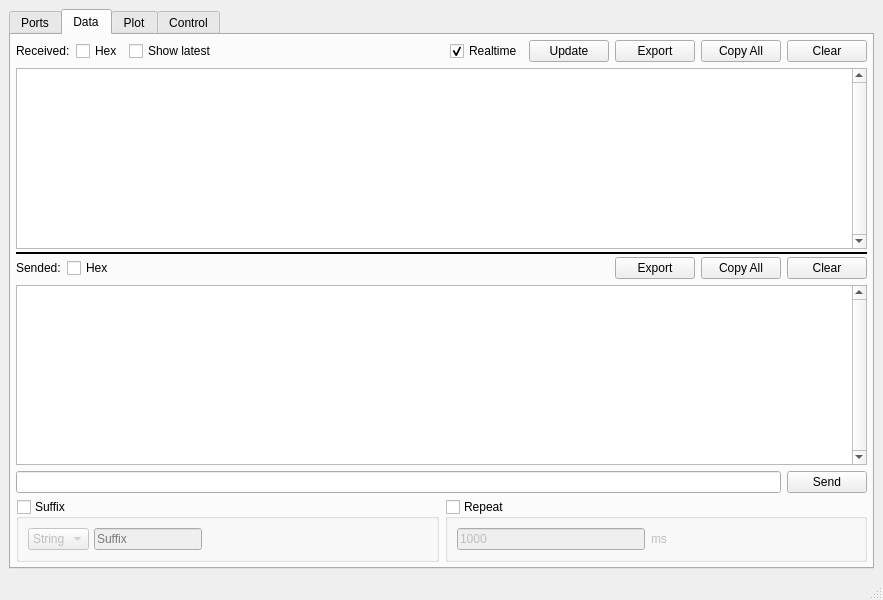
Qt form mainwindow.ui (wh201906/SerialTest) before a commit.
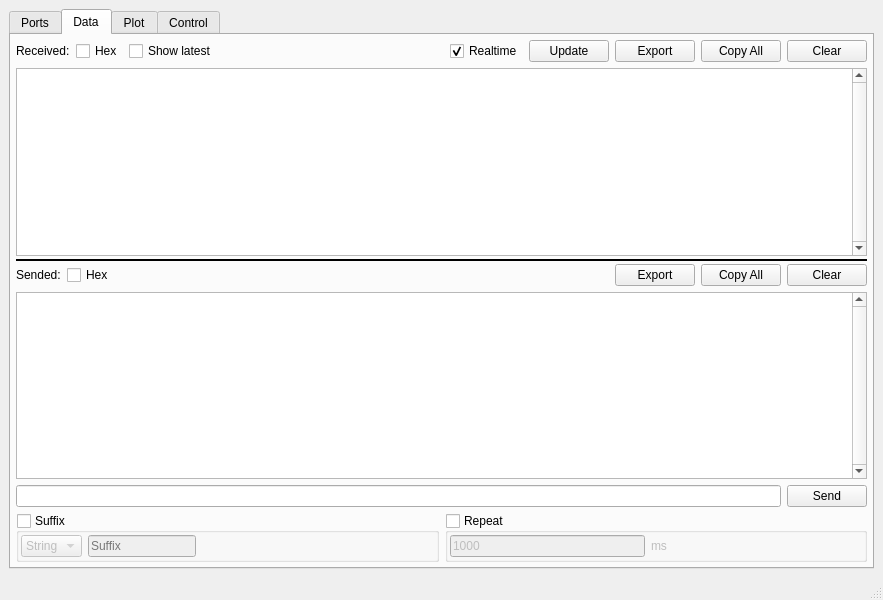
The same form after that commit. The open tabs and pages were chosen to show the change. Custom widgets are drawn as their Qt base class.

Commit message:
Load and save control panel on Android
Change some UI

Patch:
```diff
--- a/mainwindow.ui
+++ b/mainwindow.ui
@@ -534,17 +534,17 @@
              <bool>false</bool>
             </property>
             <layout class="QHBoxLayout" name="horizontalLayout_6">
-             <property name="spacing">
-              <number>5</number>
+             <property name="leftMargin">
+              <number>2</number>
              </property>
              <property name="topMargin">
-              <number>5</number>
+              <number>2</number>
              </property>
              <property name="rightMargin">
-              <number>5</number>
+              <number>2</number>
              </property>
              <property name="bottomMargin">
-              <number>5</number>
+              <number>2</number>
              </property>
              <item>
               <widget class="QComboBox" name="data_suffixTypeBox">
@@ -586,7 +586,7 @@
                <property name="sizeHint" stdset="0">
                 <size>
                  <width>40</width>
-                 <height>20</height>
+                 <height>1</height>
                 </size>
                </property>
               </spacer>
@@ -606,6 +606,18 @@
              <bool>false</bool>
             </property>
             <layout class="QHBoxLayout" name="horizontalLayout_8">
+             <property name="leftMargin">
+              <number>2</number>
+             </property>
+             <property name="topMargin">
+              <number>2</number>
+             </property>
+             <property name="rightMargin">
+              <number>2</number>
+             </property>
+             <property name="bottomMargin">
+              <number>2</number>
+             </property>
              <item>
               <widget class="QLineEdit" name="repeatDelayEdit">
                <property name="text">
@@ -628,7 +640,7 @@
                <property name="sizeHint" stdset="0">
                 <size>
                  <width>40</width>
-                 <height>20</height>
+                 <height>1</height>
                 </size>
                </property>
               </spacer>
```
Left out of the diff: 7 changed lines with no effect on the pictures. The commit also changes 5 other files.
